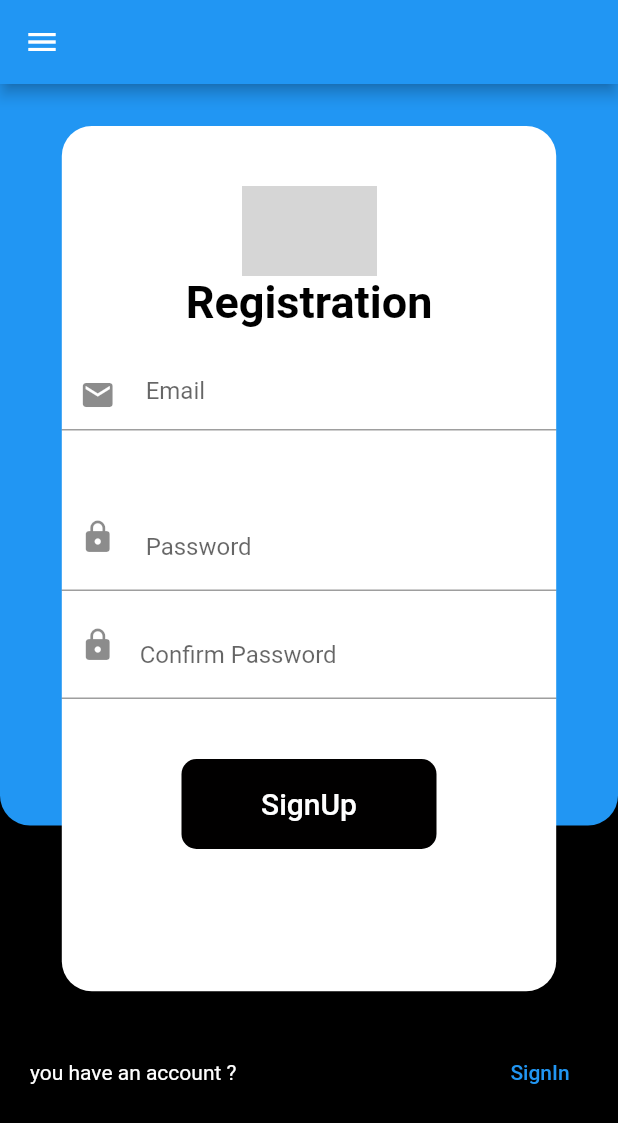
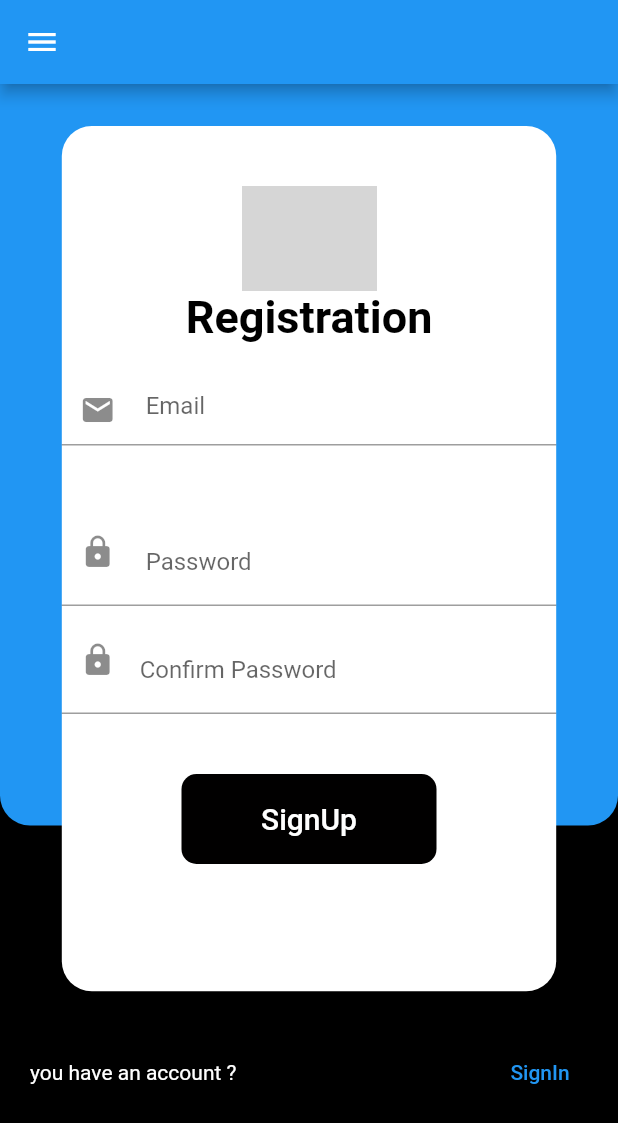
Before and after one commit to Aymen-Ftita/Flutter-App, a Flutter app: the signup screen opened directly, on a phone screen of 412 x 824 dp. Shown: the top 1123 px of the screen. Run offline on Flutter 3.47's test engine with Material 2 defaults, Android fonts, the phone set to English and light mode, and no system bars; network calls fail; grey boxes are pictures that could not be loaded.

```diff
--- a/lib/pages/signup.dart
+++ b/lib/pages/signup.dart
@@ -62,7 +62,7 @@ class _signupState extends State<signup> {
                           children:  [
                             SizedBox(height: 40,),
 
-                              Image.network('https://cdn2.iconfinder.com/data/icons/user-interface-outlined-2020/48/create_new_account-512.png',width: 90,height: 60,),
+                              Image.network('https://cdn2.iconfinder.com/data/icons/user-interface-outlined-2020/48/create_new_account-512.png',width: 90,height: 70,),
                               Text("Registration",
                                 style: TextStyle(
                                   color: Color.fromARGB(255, 0, 0, 0),
```
Also changed, not shown: lib/pages/reset_password.dart (+3 -4 lines).
